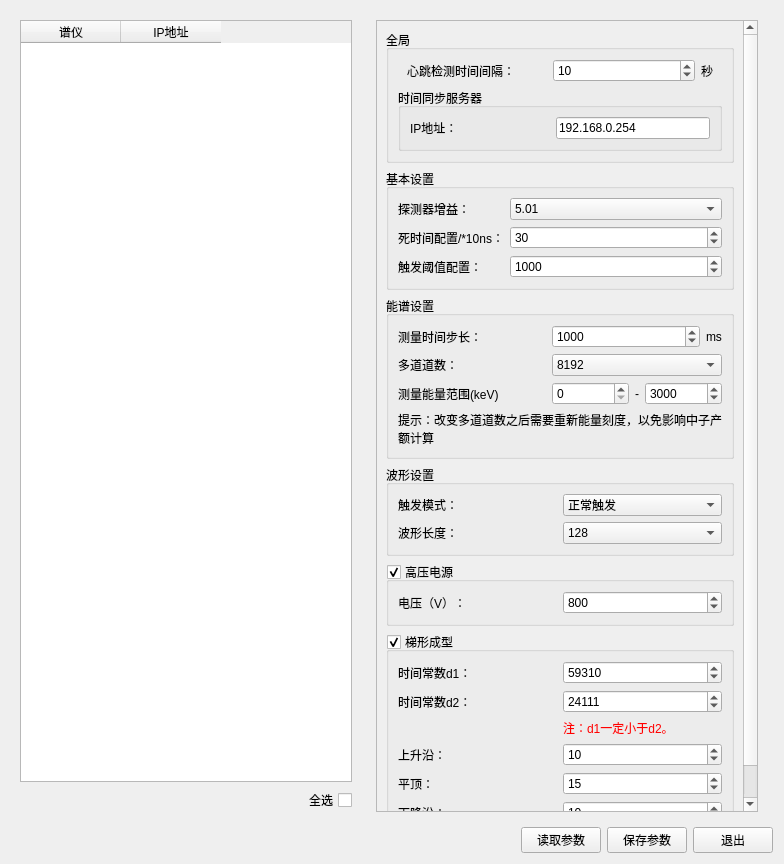
The window that detsettingwindow.ui (MrXiaomao/HXR_Detector) describes before a commit, drawn with Qt 5.
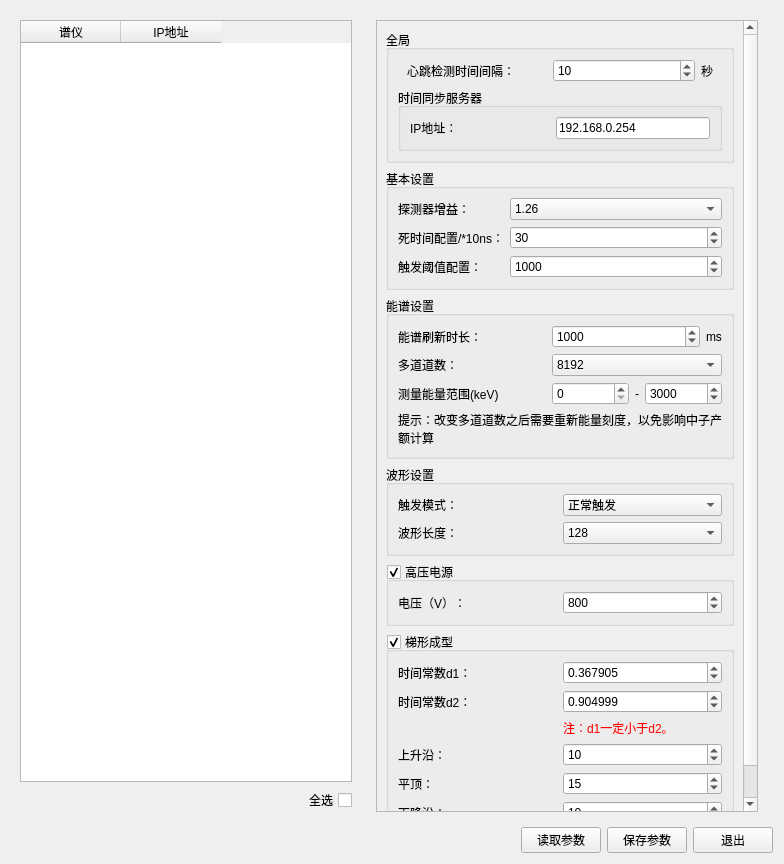
The same window after the commit.

```diff
--- a/detsettingwindow.ui
+++ b/detsettingwindow.ui
@@ -118,8 +118,8 @@
            <rect>
             <x>0</x>
             <y>0</y>
-            <width>380</width>
-            <height>797</height>
+            <width>386</width>
+            <height>814</height>
            </rect>
           </property>
           <property name="styleSheet">
@@ -299,13 +299,8 @@
               <item row="1" column="1" colspan="2">
                <widget class="QComboBox" name="comboBox_gain">
                 <property name="currentIndex">
-                 <number>0</number>
+                 <number>4</number>
                 </property>
-                <item>
-                 <property name="text">
-                  <string>5.01</string>
-                 </property>
-                </item>
                 <item>
                  <property name="text">
                   <string>0.08</string>
@@ -371,7 +366,7 @@
                  </sizepolicy>
                 </property>
                 <property name="text">
-                 <string>测量时间步长：</string>
+                 <string>能谱刷新时长：</string>
                 </property>
                </widget>
               </item>
@@ -608,19 +603,6 @@
                 </property>
                </widget>
               </item>
-              <item row="0" column="1">
-               <widget class="QSpinBox" name="spinBox_trapShapeTimeConstD1">
-                <property name="minimum">
-                 <number>0</number>
-                </property>
-                <property name="maximum">
-                 <number>65535</number>
-                </property>
-                <property name="value">
-                 <number>59310</number>
-                </property>
-               </widget>
-              </item>
               <item row="1" column="0">
                <widget class="QLabel" name="label_32">
                 <property name="text">
@@ -628,19 +610,6 @@
                 </property>
                </widget>
               </item>
-              <item row="1" column="1">
-               <widget class="QSpinBox" name="spinBox_trapShapeTimeConstD2">
-                <property name="maximum">
-                 <number>65535</number>
-                </property>
-                <property name="singleStep">
-                 <number>100</number>
-                </property>
-                <property name="value">
-                 <number>24111</number>
-                </property>
-               </widget>
-              </item>
               <item row="2" column="1">
                <widget class="QLabel" name="label_31">
                 <property name="styleSheet">
@@ -702,6 +671,32 @@
                 </property>
                </widget>
               </item>
+              <item row="0" column="1">
+               <widget class="QDoubleSpinBox" name="doubleSpinBox_trapShapeTimeConstD1">
+                <property name="decimals">
+                 <number>6</number>
+                </property>
+                <property name="maximum">
+                 <double>1.000000000000000</double>
+                </property>
+                <property name="value">
+                 <double>0.367905000000000</double>
+                </property>
+               </widget>
+              </item>
+              <item row="1" column="1">
+               <widget class="QDoubleSpinBox" name="doubleSpinBox_trapShapeTimeConstD2">
+                <property name="decimals">
+                 <number>6</number>
+                </property>
+                <property name="maximum">
+                 <double>1.000000000000000</double>
+                </property>
+                <property name="value">
+                 <double>0.904999000000000</double>
+                </property>
+               </widget>
+              </item>
              </layout>
             </widget>
            </item>
```
Left out of the diff: 33 changed lines with no effect on the pictures.
